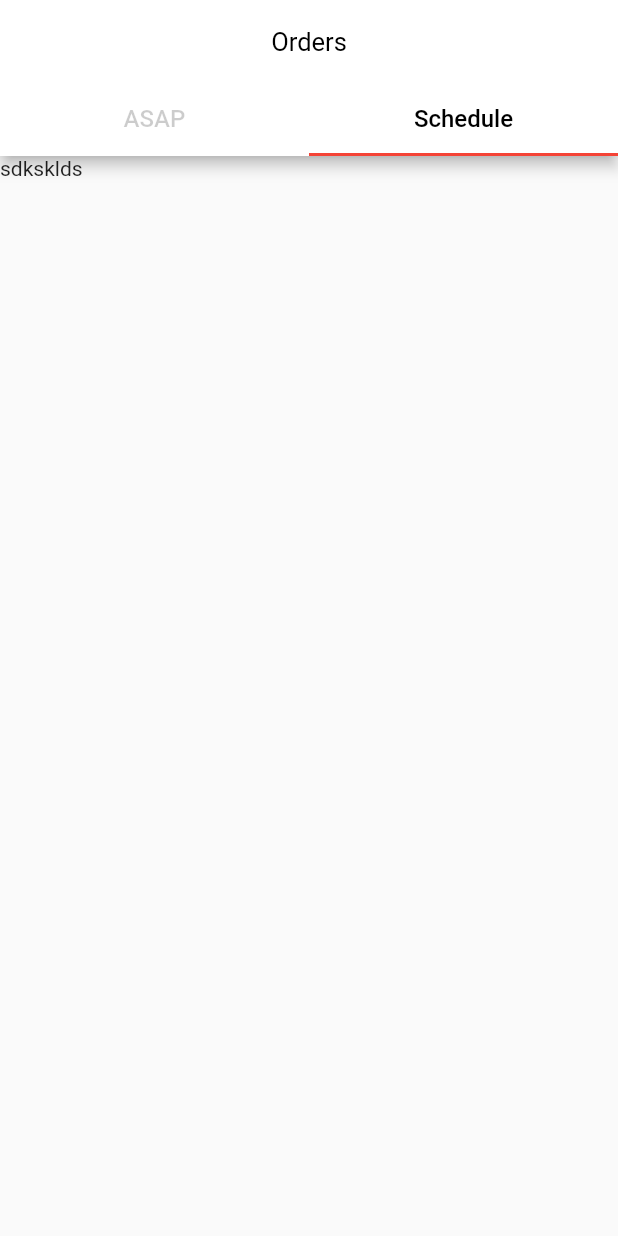
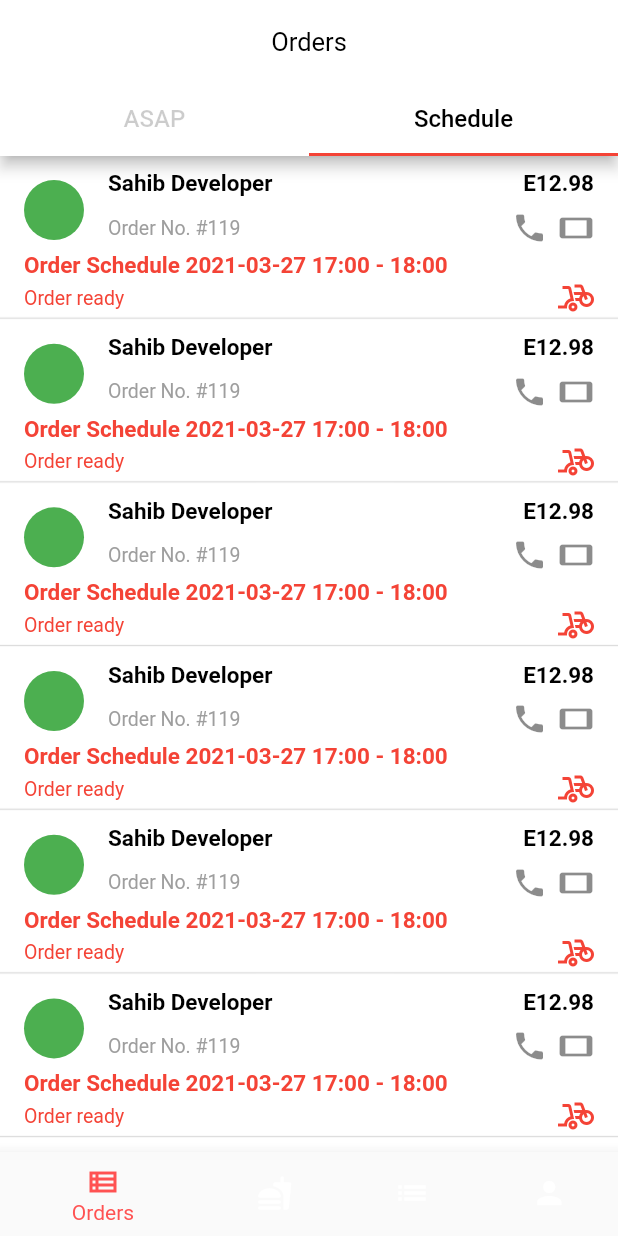
Before and after one commit to Raja1234p/trolly_Store, a Flutter app: the screen it shows after launch, tab 2 chosen, on a phone screen of 412 x 824 dp. Run offline on Flutter 3.47's test engine with Material 2 defaults, Android fonts, the phone set to English and light mode, and no system bars; our stand-ins replace get.

Commit message:
last commit

```diff
--- a/lib/UI/Orders/ASapTabBar.dart
+++ b/lib/UI/Orders/ASapTabBar.dart
@@ -3,6 +3,7 @@ import 'package:flutter/material.dart';
 import 'package:get/get.dart';
 import 'package:trolly_store/Controller/asapController.dart';
 import 'package:trolly_store/UI/Orders/AsapWidget.dart';
+import 'package:trolly_store/UI/Orders/schedule.dart';
 
 import '../../constWidgets.dart';
 
@@ -43,7 +44,7 @@ class ASAP extends StatelessWidget {
       ),
       body: TabBarView(controller: asapController.controller, children: [
       AsapWidegts(),
-        Text('sdksklds'),
+        Schedule(),
       ]),
 
 
--- a/lib/UI/Orders/AsapWidget.dart
+++ b/lib/UI/Orders/AsapWidget.dart
@@ -52,6 +52,9 @@ Orientation orientation = MediaQuery.of(context).orientation;
                       mainAxisAlignment: MainAxisAlignment.spaceBetween,
                       children: [
                         constantWidget.CustomText('Order No. #119', FontWeight.normal, constantWidget.greyColor, 13),
+                        Spacer(),
+                        Icon(Icons.phone),
+                        SizedBox(width: Get.width*0.017,),
                         Icon(Icons.stay_current_landscape)
                       ],
                     ),
--- /dev/null
+++ b/lib/UI/Orders/homeScreen.dart
@@ -0,0 +1,54 @@
+import 'package:flutter/cupertino.dart';
+import 'package:flutter/material.dart';
+import 'package:trolly_store/UI/Orders/homescreencontroller.dart';
+import 'package:get/get.dart';
+import 'package:trolly_store/UI/Orders/schedule.dart';
+
+import '../../constWidgets.dart';
+import 'ASapTabBar.dart';
+
+class HomeScreen extends StatelessWidget {
+  ConstantWidget constantWidget = ConstantWidget();
+
+
+  final List<Widget> bottomTabBarView = [
+    ASAP(),
+    Schedule(),
+    ASAP(),
+    ASAP(),
+  ];
+  final homeScreenController = Get.put(HomeScreenController());
+
+  @override
+  Widget build(BuildContext context) {
+    return Scaffold(
+
+      bottomNavigationBar:
+
+      Obx(()=>
+         BottomNavigationBar(
+          fixedColor: Colors.redAccent,
+          backgroundColor:constantWidget.blackColor ,
+          onTap: homeScreenController.onItemTap,
+          currentIndex: homeScreenController.selectedIndex.value,
+          items: [
+            BottomNavigationBarItem(icon: Icon(Icons.view_list_outlined),
+            label: 'Orders'
+            ),
+            BottomNavigationBarItem(icon: Icon(Icons.fastfood_rounded),
+                label: 'Deliveries'
+            ),
+            BottomNavigationBarItem(icon: Icon(Icons.list),
+                label: 'Deliveries'
+            ),
+            BottomNavigationBarItem(icon: Icon(Icons.person),
+                label: 'Deliveries'
+            ),
+
+          ],
+        ),
+      ),
+      body: Obx(()=> bottomTabBarView.elementAt(homeScreenController.selectedIndex.value )),
+    );
+  }
+}
--- /dev/null
+++ b/lib/UI/Orders/homescreencontroller.dart
@@ -0,0 +1,14 @@
+import 'package:get/get.dart';
+
+class HomeScreenController extends GetxController{
+
+
+  var selectedIndex=0.obs;
+
+  void onItemTap(int index){
+    selectedIndex.value=index;
+    update();
+
+  }
+
+}
--- /dev/null
+++ b/lib/UI/Orders/schedule.dart
@@ -0,0 +1,89 @@
+import 'package:flutter/cupertino.dart';
+import 'package:flutter/material.dart';
+import 'package:get/get.dart';
+
+import '../../constWidgets.dart';
+class Schedule extends StatelessWidget {
+  ConstantWidget constantWidget = ConstantWidget();
+
+  @override
+  Widget build(BuildContext context) {
+    Orientation orientation =MediaQuery.of(context).orientation;
+    return Scaffold(
+      body:  SafeArea(
+        child: ListView.separated(
+            itemCount: 10,
+
+            separatorBuilder: (context, index) {
+              return Divider(height: 2,);
+            },
+
+            itemBuilder: (context,int index){
+              return Container(
+                color: Colors.white,
+                width: Get.width,
+                height: orientation==Orientation.portrait? Get.height*0.13:Get.height*0.28,
+                child: Column(
+                  crossAxisAlignment: CrossAxisAlignment.start,
+                  children: [
+                    ListTile(
+
+                      dense: true,
+                      leading:Padding(
+                        padding: const EdgeInsets.only(top:8.0),
+                        child: CircleAvatar(
+
+                          backgroundColor: Colors.green,
+                        ),
+                      ),
+                      title: Column(
+                          children:[ Row(
+                            mainAxisAlignment: MainAxisAlignment.spaceBetween,
+                            children: [
+                              ConstantWidget().CustomText('Sahib Developer', FontWeight.bold, constantWidget.blackColor,15 ),
+                              ConstantWidget().CustomText('E12.98', FontWeight.bold, constantWidget.blackColor,15 ),
+                            ],
+                          ),
+                            SizedBox(height: Get.height*0.01,),
+                          ]),
+                      subtitle: Row(
+                        mainAxisAlignment: MainAxisAlignment.spaceBetween,
+                        children: [
+                          constantWidget.CustomText('Order No. #119', FontWeight.normal, constantWidget.greyColor, 13),
+                          Spacer(),
+                          Icon(Icons.phone),
+                          SizedBox(width: Get.width*0.017,),
+                          Icon(Icons.stay_current_landscape)
+                        ],
+                      ),
+                    ),
+                    Padding(
+                      padding: const EdgeInsets.only(left:16.0),
+                      child: Row(children: [
+                        constantWidget.CustomText('Order Schedule 2021-03-27 17:00 - 18:00', FontWeight.bold, constantWidget.redColor, 15)
+                      ],),
+                    ),
+                    Expanded(
+                      child: Padding(
+                        padding: const EdgeInsets.only(left:16.0,right: 16),
+                        child: Row(
+                          mainAxisAlignment: MainAxisAlignment.spaceBetween,
+                          children: [
+
+                            constantWidget.CustomText('Order ready', FontWeight.normal, constantWidget.redColor, 13),
+                            Icon(Icons.bike_scooter,color: constantWidget.redColor,)
+                          ],),
+                      ),
+                    ),
+
+                  ],
+                ),
+              );
+
+            }
+
+        ),
+      ),
+    );
+  }
+}
--- a/lib/main.dart
+++ b/lib/main.dart
@@ -2,9 +2,11 @@ import 'package:flutter/material.dart';
 import 'package:get/get.dart';
 
 import 'UI/Orders/ASapTabBar.dart';
+import 'UI/Orders/schedule.dart';
+import 'UI/Orders/homeScreen.dart';
 
 void main() {
   runApp(GetMaterialApp(
-    home: ASAP(),
+    home: HomeScreen(),
   ));
 }
```
